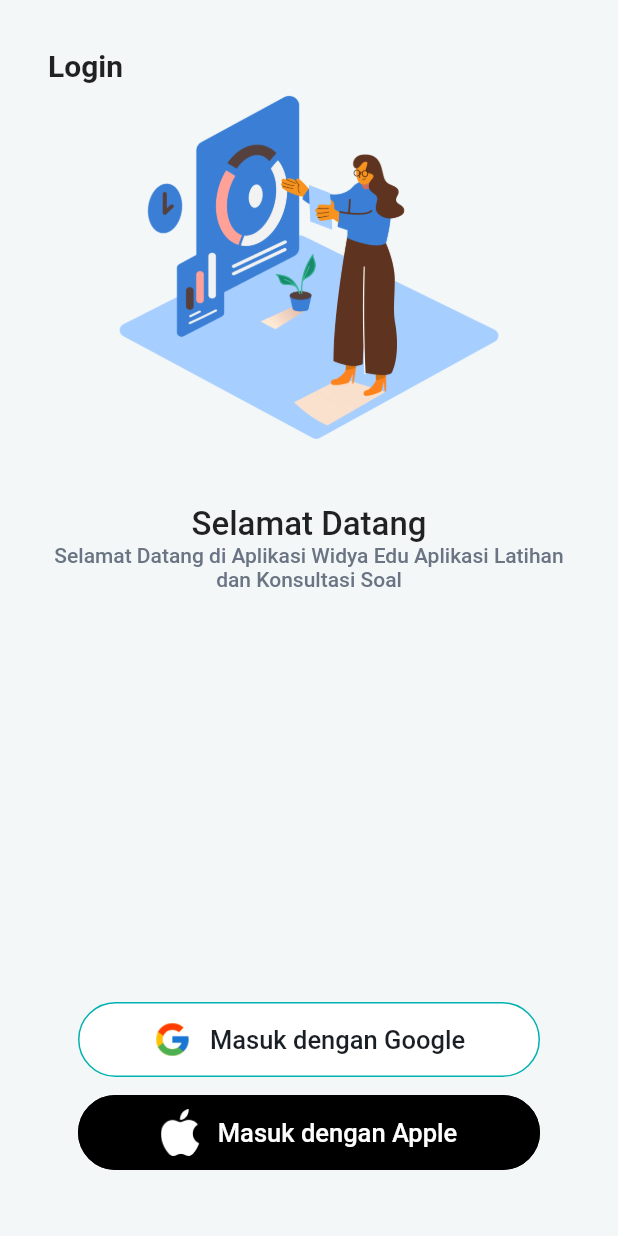
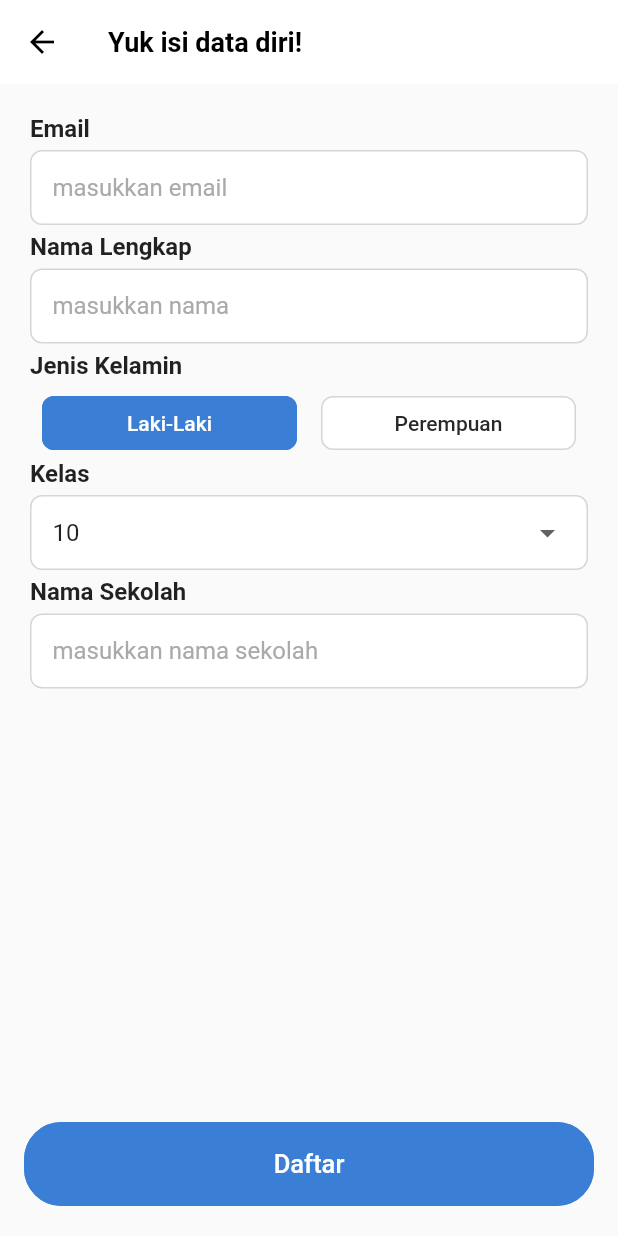
Before and after one commit to fathanradhiyan/final_project_app, a Flutter app: the screen it shows after launch, after a tap on "Masuk dengan Google", on a phone screen of 412 x 824 dp. Run offline on Flutter 3.47's test engine with Material 2 defaults, Android fonts, the phone set to English and light mode, and no system bars.

Commit message:
add register_page.dart

```diff
--- a/lib/consts/R/app_colors.dart
+++ b/lib/consts/R/app_colors.dart
@@ -5,5 +5,8 @@ class AppColors {
   Color backgroundColor = const Color(0xffF3F7F8);
   Color subtitle = const Color(0xff6A7483);
   Color blackTextButton = const Color(0xff1A1F26);
+  Color blackText2Button = const Color(0xff282828);
+  Color greyHintText = const Color(0xffAAAAAA);
   Color buttonBorder = const Color(0xff01B1AF);
+  Color greyBorder = const Color(0xffD6D6D6);
 }
--- a/lib/consts/R/strings.dart
+++ b/lib/consts/R/strings.dart
@@ -4,4 +4,5 @@ class Strings {
   String loginDesc = 'Selamat Datang di Aplikasi Widya Edu Aplikasi Latihan dan Konsultasi Soal';
   String loginGoogle = 'Masuk dengan Google';
   String loginApple = 'Masuk dengan Apple';
+  String register = 'Daftar';
 }
--- a/lib/main.dart
+++ b/lib/main.dart
@@ -21,6 +21,7 @@ class MyApp extends StatelessWidget {
       routes: {
         "/": (context) => SplashScreen(),
         LoginPage.route: (context) => LoginPage(),
+        RegisterPage.route: (context) => const RegisterPage(),
       },
       debugShowCheckedModeBanner: false,
     );
--- a/lib/views/login_page.dart
+++ b/lib/views/login_page.dart
@@ -45,6 +45,7 @@ class _LoginPageState extends State<LoginPage> {
               child: Column(
                 children: [
                   ButtonLogin(
+                    onTap: () => Navigator.of(context).pushNamed(RegisterPage.route),
                     backgroundColor: Colors.white,
                     borderColor: R.colors.buttonBorder,
                     text: R.strings.loginGoogle,
@@ -53,6 +54,7 @@ class _LoginPageState extends State<LoginPage> {
                   ),
                   SizedBox(height: 12,),
                   ButtonLogin(
+                    onTap: (){},
                     backgroundColor: Colors.black,
                     borderColor: Colors.black,
                     text: R.strings.loginApple,
@@ -68,41 +70,3 @@ class _LoginPageState extends State<LoginPage> {
     );
   }
 }
-
-class ButtonLogin extends StatelessWidget {
-  const ButtonLogin({
-    Key? key, required this.backgroundColor, required this.borderColor, required this.text, required this.iconButton, required this.textColor,
-  }) : super(key: key);
-
-  final Color backgroundColor;
-  final Color borderColor;
-  final String text;
-  final String iconButton;
-  final Color textColor;
-
-  @override
-  Widget build(BuildContext context) {
-    return ElevatedButton(
-      onPressed: () {},
-      style: ElevatedButton.styleFrom(
-        backgroundColor: backgroundColor,
-        elevation: 0,
-        fixedSize: const Size(double.infinity, 50),
-        shape: RoundedRectangleBorder(
-            borderRadius: BorderRadius.circular(25),
-          side: BorderSide(
-            color: borderColor
-          )
-        ),
-      ),
-      child: Row(
-        mainAxisAlignment: MainAxisAlignment.center,
-        children: [
-          Image.asset(iconButton, width: 26,),
-          SizedBox(width: 12,),
-          Text(text, style: TextStyle(color: textColor, fontSize: 17, fontWeight: FontWeight.w500),),
-        ],
-      ),
-    );
-  }
-}
--- /dev/null
+++ b/lib/views/register_page.dart
@@ -0,0 +1,215 @@
+part of 'view.dart';
+
+class RegisterPage extends StatefulWidget {
+  const RegisterPage({Key? key}) : super(key: key);
+  static String route = 'register_page';
+
+  @override
+  _RegisterPageState createState() => _RegisterPageState();
+}
+
+enum Gender { pria, wanita }
+
+class _RegisterPageState extends State<RegisterPage> {
+  String gender = 'Laki-laki';
+  List<String> classSlta = ['10', '11', '12'];
+  String selectedClass = '10';
+
+  onTapGender(Gender genderInput) {
+    if (genderInput == Gender.pria) {
+      gender = 'Laki-laki';
+    } else {
+      gender = 'Perempuan';
+    }
+    setState(() {});
+  }
+
+  @override
+  Widget build(BuildContext context) {
+    return Scaffold(
+      appBar: AppBar(
+        elevation: 0,
+        backgroundColor: Colors.white,
+        iconTheme: IconThemeData(color: Colors.black),
+        title: Text(
+          'Yuk isi data diri!',
+          style: TextStyle(
+              color: Colors.black, fontWeight: FontWeight.w700, fontSize: 18),
+        ),
+      ),
+      body: Padding(
+        padding: const EdgeInsets.all(20),
+        child: Column(
+          crossAxisAlignment: CrossAxisAlignment.start,
+          children: [
+            RegisterTextField(
+              title: 'Email',
+              hintText: 'masukkan email',
+            ),
+            const SizedBox(
+              height: 5,
+            ),
+            RegisterTextField(
+              title: 'Nama Lengkap',
+              hintText: 'masukkan nama',
+            ),
+            const SizedBox(
+              height: 5,
+            ),
+            Text(
+              'Jenis Kelamin',
+              style: TextStyle(fontSize: 16, fontWeight: FontWeight.w600),
+            ),
+            SizedBox(
+              height: 5,
+            ),
+            Row(
+              children: [
+                Expanded(
+                  child: Padding(
+                    padding: const EdgeInsets.symmetric(horizontal: 8),
+                    child: ElevatedButton(
+                        onPressed: () => onTapGender(Gender.pria),
+                        style: ElevatedButton.styleFrom(
+                            elevation: 0,
+                            backgroundColor: gender == 'Laki-laki'
+                                ? R.colors.primary
+                                : Colors.white,
+                            side: BorderSide(
+                                width: 1,
+                                color: gender == 'Laki-laki'
+                                    ? R.colors.primary
+                                    : R.colors.greyBorder),
+                            shape: RoundedRectangleBorder(
+                              borderRadius: BorderRadius.circular(8),
+                            )),
+                        child: Text(
+                          'Laki-Laki',
+                          style: TextStyle(
+                              fontSize: 14,
+                              color: gender == 'Laki-laki'
+                                  ? Colors.white
+                                  : R.colors.blackText2Button),
+                        )),
+                  ),
+                ),
+                Expanded(
+                  child: Padding(
+                    padding: const EdgeInsets.symmetric(horizontal: 8),
+                    child: ElevatedButton(
+                        onPressed: () => onTapGender(Gender.wanita),
+                        style: ElevatedButton.styleFrom(
+                            elevation: 0,
+                            backgroundColor: gender == 'Perempuan'
+                                ? R.colors.primary
+                                : Colors.white,
+                            side: BorderSide(
+                                width: 1,
+                                color: gender == 'Perempuan'
+                                    ? R.colors.primary
+                                    : R.colors.greyBorder),
+                            shape: RoundedRectangleBorder(
+                              borderRadius: BorderRadius.circular(8),
+                            )),
+                        child: Text(
+                          'Perempuan',
+                          style: TextStyle(
+                              fontSize: 14,
+                              color: gender == 'Perempuan'
+                                  ? Colors.white
+                                  : R.colors.blackText2Button),
+                        )),
+                  ),
+                ),
+              ],
+            ),
+            Text(
+              'Kelas',
+              style: TextStyle(fontSize: 16, fontWeight: FontWeight.w600),
+            ),
+            const SizedBox(
+              height: 5,
+            ),
+            Container(
+              width: double.infinity,
+              padding: EdgeInsets.symmetric(horizontal: 14),
+              decoration: BoxDecoration(
+                  borderRadius: BorderRadius.circular(8),
+                  color: Colors.white,
+                  border: Border.all(color: R.colors.greyBorder)),
+              child: DropdownButtonHideUnderline(
+                child: DropdownButton<String>(
+                    value: selectedClass,
+                    items: classSlta
+                        .map((e) => DropdownMenuItem<String>(
+                              child: Text(e),
+                              value: e,
+                            ))
+                        .toList(),
+                    onChanged: (String? val) {
+                      selectedClass = val!;
+                      setState(() {});
+                    }),
+              ),
+            ),
+            const SizedBox(
+              height: 5,
+            ),
+            RegisterTextField(
+              title: 'Nama Sekolah',
+              hintText: 'masukkan nama sekolah',
+            ),
+          ],
+        ),
+      ),
+      bottomNavigationBar: SafeArea(
+        child: BottomButton(
+          backgroundColor: R.colors.primary,
+          borderColor: R.colors.primary,
+          text: R.strings.register,
+          textColor: Colors.white,
+          onTap: (){},
+        ),
+      ),
+    );
+  }
+}
+
+class RegisterTextField extends StatelessWidget {
+  const RegisterTextField({
+    Key? key,
+    required this.title,
+    required this.hintText,
+  }) : super(key: key);
+  final String title;
+  final String hintText;
+
+  @override
+  Widget build(BuildContext context) {
+    return Column(
+      crossAxisAlignment: CrossAxisAlignment.start,
+      children: [
+        Text(
+          title,
+          style: TextStyle(fontSize: 16, fontWeight: FontWeight.w600),
+        ),
+        SizedBox(
+          height: 5,
+        ),
+        Container(
+          padding: EdgeInsets.symmetric(horizontal: 14),
+          decoration: BoxDecoration(
+              borderRadius: BorderRadius.circular(8),
+              color: Colors.white,
+              border: Border.all(color: R.colors.greyBorder)),
+          child: TextField(
+            decoration: InputDecoration(
+                border: InputBorder.none,
+                hintText: hintText,
+                hintStyle: TextStyle(color: R.colors.greyHintText)),
+          ),
+        ),
+      ],
+    );
+  }
+}
--- a/lib/views/splash_screen.dart
+++ b/lib/views/splash_screen.dart
@@ -6,8 +6,8 @@ class SplashScreen extends StatelessWidget {
 
   @override
   Widget build(BuildContext context) {
-    Timer(Duration(seconds: 5), (){
-      Navigator.of(context).pushNamed(LoginPage.route);
+    Timer(const Duration(seconds: 5), () {
+      Navigator.of(context).pushReplacementNamed(LoginPage.route);
     });
 
     return Scaffold(
--- a/lib/views/view.dart
+++ b/lib/views/view.dart
@@ -3,5 +3,8 @@ import 'dart:async';
 import 'package:final_project_app/consts/r.dart';
 import 'package:flutter/material.dart';
 
+import '../widgets/widget.dart';
+
 part 'splash_screen.dart';
 part 'login_page.dart';
+part 'register_page.dart';
--- /dev/null
+++ b/lib/widgets/bottom_button.dart
@@ -0,0 +1,35 @@
+part of 'widget.dart';
+
+class BottomButton extends StatelessWidget {
+  final Color backgroundColor;
+  final Color borderColor;
+  final String text;
+  final Color textColor;
+  final Function()? onTap;
+  const BottomButton({Key? key, required this.backgroundColor, required this.borderColor, required this.text, required this.textColor, this.onTap}) : super(key: key);
+
+
+  @override
+  Widget build(BuildContext context) {
+    var size = MediaQuery.of(context).size;
+    return Padding(
+      padding: const EdgeInsets.fromLTRB(16, 20, 16, 20),
+      child: ElevatedButton(
+        onPressed: onTap,
+        style: ElevatedButton.styleFrom(
+          backgroundColor: backgroundColor,
+          elevation: 0,
+          fixedSize: Size(size.width, 56),
+          shape: RoundedRectangleBorder(
+              borderRadius: BorderRadius.circular(25),
+              side: BorderSide(color: borderColor)),
+        ),
+        child: Text(
+          text,
+          style: TextStyle(
+              color: textColor, fontSize: 17, fontWeight: FontWeight.w500),
+        ),
+      ),
+    );
+  }
+}
--- /dev/null
+++ b/lib/widgets/button_login.dart
@@ -0,0 +1,52 @@
+part of 'widget.dart';
+
+class ButtonLogin extends StatelessWidget {
+  const ButtonLogin({
+    Key? key,
+    required this.backgroundColor,
+    required this.borderColor,
+    required this.text,
+    this.iconButton,
+    required this.textColor,
+    required this.onTap,
+  }) : super(key: key);
+
+  final Color backgroundColor;
+  final Color borderColor;
+  final String text;
+  final String? iconButton;
+  final Color textColor;
+  final Function()? onTap;
+
+  @override
+  Widget build(BuildContext context) {
+    return ElevatedButton(
+      onPressed: onTap,
+      style: ElevatedButton.styleFrom(
+        backgroundColor: backgroundColor,
+        elevation: 0,
+        fixedSize: const Size(double.infinity, 50),
+        shape: RoundedRectangleBorder(
+            borderRadius: BorderRadius.circular(25),
+            side: BorderSide(color: borderColor)),
+      ),
+      child: Row(
+        mainAxisAlignment: MainAxisAlignment.center,
+        children: [
+          Image.asset(
+            iconButton!,
+            width: 26,
+          ),
+          SizedBox(
+            width: 12,
+          ),
+          Text(
+            text,
+            style: TextStyle(
+                color: textColor, fontSize: 17, fontWeight: FontWeight.w500),
+          ),
+        ],
+      ),
+    );
+  }
+}
--- /dev/null
+++ b/lib/widgets/widget.dart
@@ -0,0 +1,5 @@
+
+import 'package:flutter/material.dart';
+
+part 'button_login.dart';
+part 'bottom_button.dart';
```
